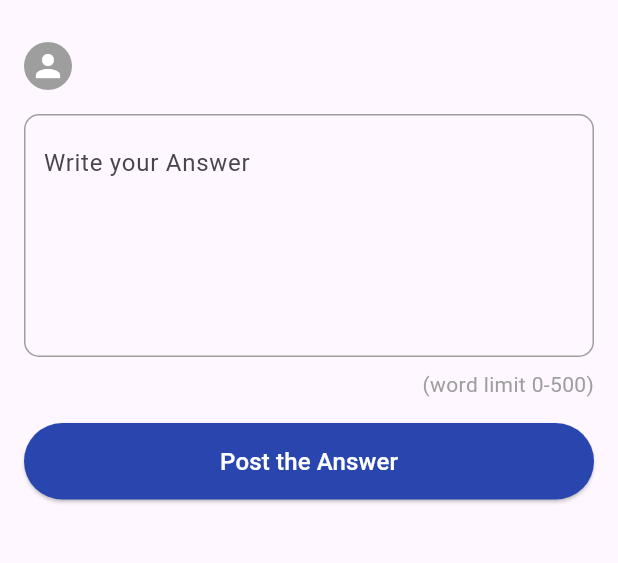
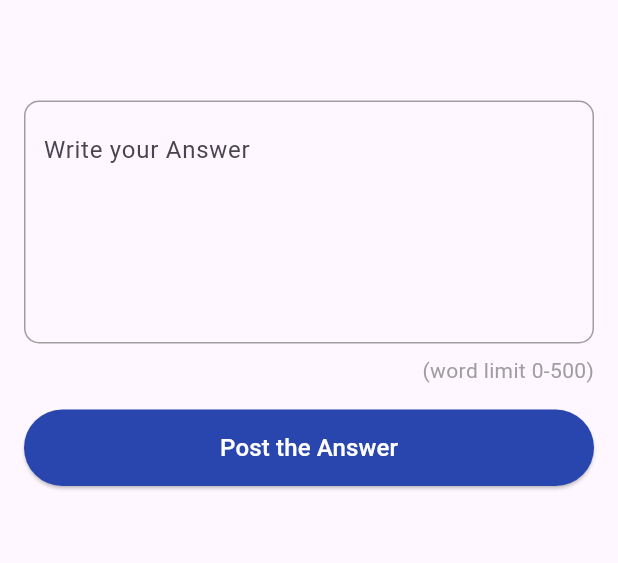
Before and after one commit to nidhish35/UniBridge, a Flutter app: the AnswerScreen screen opened directly with empty values, on a phone screen of 412 x 824 dp, the part 84-647 px from its top. Run offline on Flutter 3.47's test engine with Material 3 defaults, Android fonts, the phone set to English and light mode, and no system bars; our stand-ins replace cloud_firestore, email_validator, firebase_auth, firebase_core, firebase_storage, google_sign_in and 1 more; accounts and stored records are empty.

Commit message:
Give answer icon update

```diff
--- a/lib/giveanswer.dart
+++ b/lib/giveanswer.dart
@@ -106,21 +106,10 @@ class _AnswerScreenState extends State<AnswerScreen> {
                   ),
                 ),
               const SizedBox(height: 12),
-              Row(
-                children: [
-                  const CircleAvatar(
-                    radius: 16,
-                    backgroundColor: Colors.grey,
-                    child: Icon(Icons.person, color: Colors.white),
-                  ),
-                  const SizedBox(width: 8),
-                  Expanded(
-                    child: Text(
-                      _questionText,
-                      style: const TextStyle(fontSize: 16, fontWeight: FontWeight.w500),
-                    ),
-                  ),
-                ],
+              // ❌ Removed the CircleAvatar icon
+              Text(
+                _questionText,
+                style: const TextStyle(fontSize: 16, fontWeight: FontWeight.w500),
               ),
               const SizedBox(height: 16),
               Container(
```
